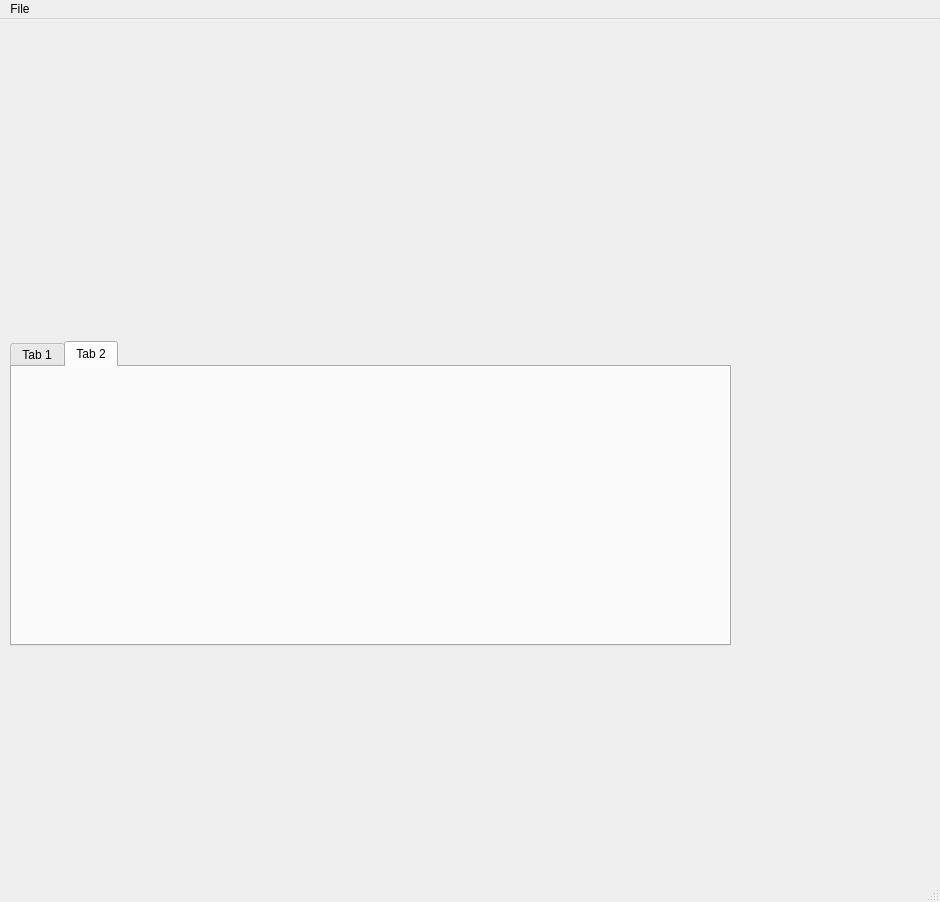
Above: src/analyzer_controller/ui/main_window2.ui from itwitch13/analyzer-controller before the change. Below: the same form after it.
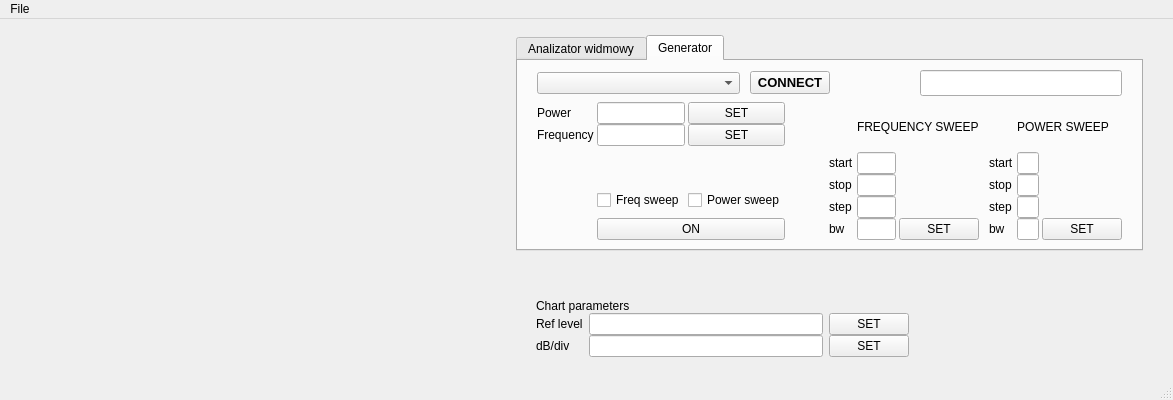
That is the form after the change. The open tabs and pages were chosen to show the change. Custom widgets are drawn as their Qt base class.

Commit message: 'Connect' button, 'set' power&frequency sweep - works

What changed in the file:
```diff
--- a/src/analyzer_controller/ui/main_window2.ui
+++ b/src/analyzer_controller/ui/main_window2.ui
@@ -6,13 +6,13 @@
    <rect>
     <x>0</x>
     <y>0</y>
-    <width>940</width>
-    <height>902</height>
+    <width>1173</width>
+    <height>400</height>
    </rect>
   </property>
   <property name="minimumSize">
    <size>
-    <width>800</width>
+    <width>600</width>
     <height>400</height>
    </size>
   </property>
@@ -25,8 +25,8 @@
      <rect>
       <x>10</x>
       <y>7</y>
-      <width>721</width>
-      <height>620</height>
+      <width>1133</width>
+      <height>331</height>
      </rect>
     </property>
     <layout class="QVBoxLayout" name="verticalLayout">
@@ -36,7 +36,7 @@
         <widget class="PlotWidget" name="graphWidget" native="true">
          <property name="minimumSize">
           <size>
-           <width>400</width>
+           <width>500</width>
            <height>300</height>
           </size>
          </property>
@@ -45,36 +45,22 @@
        <item>
         <layout class="QVBoxLayout" name="verticalLayout_2">
          <item>
-          <layout class="QVBoxLayout" name="typeVerticalLayout"/>
-         </item>
-         <item>
-          <spacer name="horizontalSpacer">
-           <property name="orientation">
-            <enum>Qt::Horizontal</enum>
-           </property>
-           <property name="sizeHint" stdset="0">
-            <size>
-             <width>40</width>
-             <height>20</height>
-            </size>
-           </property>
-          </spacer>
-         </item>
-        </layout>
-       </item>
-      </layout>
-     </item>
-     <item>
-      <layout class="QHBoxLayout" name="generatorHorizontalLayout">
+          <layout class="QHBoxLayout" name="parametersHorizontalLayout">
        <property name="topMargin">
         <number>9</number>
        </property>
        <item>
         <widget class="QTabWidget" name="tabWidget">
+             <property name="sizePolicy">
+              <sizepolicy hsizetype="Preferred" vsizetype="Fixed">
+               <horstretch>0</horstretch>
+               <verstretch>0</verstretch>
+              </sizepolicy>
+             </property>
          <property name="minimumSize">
           <size>
-           <width>500</width>
-           <height>300</height>
+               <width>0</width>
+               <height>0</height>
           </size>
          </property>
          <property name="currentIndex">
@@ -82,18 +68,89 @@
          </property>
          <widget class="QWidget" name="analyzerTab">
           <attribute name="title">
-           <string>Tab 1</string>
-          </attribute>
-          <widget class="QWidget" name="">
-           <property name="geometry">
-            <rect>
-             <x>10</x>
-             <y>90</y>
-             <width>500</width>
-             <height>89</height>
-            </rect>
-           </property>
-           <layout class="QHBoxLayout" name="parametersHorizontalLayout">
+               <string>Analizator widmowy</string>
+              </attribute>
+              <layout class="QVBoxLayout" name="verticalLayout_5">
+               <item>
+                <layout class="QHBoxLayout" name="analyzerInputHorizontalLayout">
+                 <property name="spacing">
+                  <number>10</number>
+                 </property>
+                 <property name="leftMargin">
+                  <number>10</number>
+                 </property>
+                 <property name="topMargin">
+                  <number>0</number>
+                 </property>
+                 <property name="rightMargin">
+                  <number>10</number>
+                 </property>
+                 <property name="bottomMargin">
+                  <number>0</number>
+                 </property>
+                 <item>
+                  <widget class="QComboBox" name="analyzerComboBox">
+                   <property name="sizePolicy">
+                    <sizepolicy hsizetype="Expanding" vsizetype="Fixed">
+                     <horstretch>0</horstretch>
+                     <verstretch>0</verstretch>
+                    </sizepolicy>
+                   </property>
+                  </widget>
+                 </item>
+                 <item>
+                  <widget class="QPushButton" name="analyzerConnectButton">
+                   <property name="font">
+                    <font>
+                     <pointsize>10</pointsize>
+                     <weight>75</weight>
+                     <bold>true</bold>
+                    </font>
+                   </property>
+                   <property name="text">
+                    <string>CONNECT</string>
+                   </property>
+                  </widget>
+                 </item>
+                 <item>
+                  <spacer name="horizontalSpacer_2">
+                   <property name="orientation">
+                    <enum>Qt::Horizontal</enum>
+                   </property>
+                   <property name="sizeType">
+                    <enum>QSizePolicy::Preferred</enum>
+                   </property>
+                   <property name="sizeHint" stdset="0">
+                    <size>
+                     <width>80</width>
+                     <height>20</height>
+                    </size>
+                   </property>
+                  </spacer>
+                 </item>
+                 <item>
+                  <widget class="QLineEdit" name="analyzerLineEdit">
+                   <property name="sizePolicy">
+                    <sizepolicy hsizetype="Expanding" vsizetype="Fixed">
+                     <horstretch>0</horstretch>
+                     <verstretch>0</verstretch>
+                    </sizepolicy>
+                   </property>
+                   <property name="font">
+                    <font>
+                     <family>MS Reference Sans Serif</family>
+                     <pointsize>10</pointsize>
+                    </font>
+                   </property>
+                   <property name="alignment">
+                    <set>Qt::AlignLeading|Qt::AlignLeft|Qt::AlignVCenter</set>
+                   </property>
+                  </widget>
+                 </item>
+                </layout>
+               </item>
+               <item>
+                <layout class="QHBoxLayout" name="analyzerParamHorizontalLayout">
             <property name="spacing">
              <number>20</number>
             </property>
@@ -110,211 +167,590 @@
              <number>0</number>
             </property>
             <item>
-             <layout class="QVBoxLayout" name="frequencyVerticalLayout">
-              <item>
-               <layout class="QGridLayout" name="gridLayout">
+                  <layout class="QGridLayout" name="analyzatorGridLayout">
                 <property name="verticalSpacing">
                  <number>0</number>
                 </property>
-                <item row="0" column="0">
-                 <widget class="QLabel" name="fstartLabel">
+                   <item row="7" column="2">
+                    <widget class="QCheckBox" name="continouseCheckBox">
                   <property name="text">
-                   <string>f.start</string>
+                      <string>Continuous</string>
                   </property>
                  </widget>
                 </item>
-                <item row="2" column="0">
+                   <item row="4" column="0">
                  <widget class="QLabel" name="fstepLabel">
                   <property name="text">
-                   <string>f.step</string>
+                      <string>step</string>
                   </property>
                  </widget>
                 </item>
-                <item row="2" column="2">
+                   <item row="3" column="2">
+                    <widget class="QLineEdit" name="fstopLineEdit"/>
+                   </item>
+                   <item row="6" column="2">
+                    <widget class="QLabel" name="label_5">
+                     <property name="text">
+                      <string/>
+                     </property>
+                    </widget>
+                   </item>
+                   <item row="4" column="2">
                  <widget class="QLineEdit" name="fstepLineEdit"/>
                 </item>
-                <item row="3" column="2">
+                   <item row="2" column="0">
+                    <widget class="QLabel" name="fstartLabel">
+                     <property name="text">
+                      <string>start</string>
+                     </property>
+                    </widget>
+                   </item>
+                   <item row="7" column="3">
+                    <widget class="QCheckBox" name="singleCheckBox_3">
+                     <property name="text">
+                      <string>Single</string>
+                     </property>
+                    </widget>
+                   </item>
+                   <item row="5" column="3">
+                    <widget class="QPushButton" name="fsetButton">
+                     <property name="text">
+                      <string>SET</string>
+                     </property>
+                    </widget>
+                   </item>
+                   <item row="5" column="0">
+                    <widget class="QLabel" name="fbwLabel">
+                     <property name="text">
+                      <string>bw</string>
+                     </property>
+                    </widget>
+                   </item>
+                   <item row="5" column="2">
                  <widget class="QLineEdit" name="fbwLineEdit"/>
                 </item>
-                <item row="1" column="2">
-                 <widget class="QLineEdit" name="fstopLineEdit"/>
-                </item>
-                <item row="1" column="0">
+                   <item row="3" column="0">
                  <widget class="QLabel" name="fstopLabel">
                   <property name="text">
-                   <string>f.stop</string>
+                      <string>stop</string>
                   </property>
                  </widget>
                 </item>
-                <item row="0" column="2">
+                   <item row="2" column="2">
                  <widget class="QLineEdit" name="fstartLineEdit"/>
                 </item>
-                <item row="3" column="3">
-                 <widget class="QPushButton" name="fsetButton">
+                   <item row="0" column="0">
+                    <widget class="QLabel" name="label_2">
                   <property name="text">
-                   <string>SET</string>
+                      <string>Frequency:</string>
                   </property>
                  </widget>
                 </item>
+                  </layout>
+                 </item>
+                 <item>
+                  <spacer name="horizontalSpacer_5">
+                   <property name="orientation">
+                    <enum>Qt::Horizontal</enum>
+                   </property>
+                   <property name="sizeType">
+                    <enum>QSizePolicy::Preferred</enum>
+                   </property>
+                   <property name="sizeHint" stdset="0">
+                    <size>
+                     <width>500</width>
+                     <height>120</height>
+                    </size>
+                   </property>
+                  </spacer>
+                 </item>
+                </layout>
+               </item>
+              </layout>
+             </widget>
+             <widget class="QWidget" name="generatorTab">
+              <attribute name="title">
+               <string>Generator</string>
+              </attribute>
+              <layout class="QVBoxLayout" name="verticalLayout_4">
+               <item>
+                <layout class="QHBoxLayout" name="generatorInputHorizontalLayout">
+                 <property name="spacing">
+                  <number>10</number>
+                 </property>
+                 <property name="leftMargin">
+                  <number>10</number>
+                 </property>
+                 <property name="topMargin">
+                  <number>0</number>
+                 </property>
+                 <property name="rightMargin">
+                  <number>10</number>
+                 </property>
+                 <property name="bottomMargin">
+                  <number>0</number>
+                 </property>
+                 <item>
+                  <widget class="QComboBox" name="generatorComboBox">
+                   <property name="sizePolicy">
+                    <sizepolicy hsizetype="Expanding" vsizetype="Fixed">
+                     <horstretch>0</horstretch>
+                     <verstretch>0</verstretch>
+                    </sizepolicy>
+                   </property>
+                  </widget>
+                 </item>
+                 <item>
+                  <widget class="QPushButton" name="generatorConnectButton">
+                   <property name="font">
+                    <font>
+                     <pointsize>10</pointsize>
+                     <weight>75</weight>
+                     <bold>true</bold>
+                    </font>
+                   </property>
+                   <property name="text">
+                    <string>CONNECT</string>
+                   </property>
+                  </widget>
+                 </item>
+                 <item>
+                  <spacer name="horizontalSpacer_3">
+                   <property name="orientation">
+                    <enum>Qt::Horizontal</enum>
+                   </property>
+                   <property name="sizeType">
+                    <enum>QSizePolicy::Preferred</enum>
+                   </property>
+                   <property name="sizeHint" stdset="0">
+                    <size>
+                     <width>80</width>
+                     <height>20</height>
+                    </size>
+                   </property>
+                  </spacer>
+                 </item>
+                 <item>
+                  <widget class="QLineEdit" name="generatorLineEdit">
+                   <property name="sizePolicy">
+                    <sizepolicy hsizetype="Expanding" vsizetype="Fixed">
+                     <horstretch>0</horstretch>
+                     <verstretch>0</verstretch>
+                    </sizepolicy>
+                   </property>
+                   <property name="font">
+                    <font>
+                     <family>MS Reference Sans Serif</family>
+                     <pointsize>10</pointsize>
+                    </font>
+                   </property>
+                   <property name="alignment">
+                    <set>Qt::AlignLeading|Qt::AlignLeft|Qt::AlignVCenter</set>
+                   </property>
+                  </widget>
+                 </item>
+                </layout>
+               </item>
+               <item>
+                <layout class="QHBoxLayout" name="generatorParamHorizontalLayout">
+                 <property name="spacing">
+                  <number>10</number>
+                 </property>
+                 <property name="sizeConstraint">
+                  <enum>QLayout::SetDefaultConstraint</enum>
+                 </property>
+                 <property name="leftMargin">
+                  <number>10</number>
+                 </property>
+                 <property name="topMargin">
+                  <number>0</number>
+                 </property>
+                 <property name="rightMargin">
+                  <number>10</number>
+                 </property>
+                 <property name="bottomMargin">
+                  <number>0</number>
+                 </property>
+                 <item>
+                  <layout class="QGridLayout" name="generatorGridLayout">
+                   <property name="sizeConstraint">
+                    <enum>QLayout::SetDefaultConstraint</enum>
+                   </property>
+                   <property name="topMargin">
+                    <number>0</number>
+                   </property>
+                   <property name="bottomMargin">
+                    <number>0</number>
+                   </property>
+                   <property name="horizontalSpacing">
+                    <number>3</number>
+                   </property>
+                   <property name="verticalSpacing">
+                    <number>0</number>
+                   </property>
+                   <item row="8" column="0">
+                    <widget class="QLabel" name="label_7">
+                     <property name="text">
+                      <string/>
+                     </property>
+                    </widget>
+                   </item>
                 <item row="3" column="0">
-                 <widget class="QLabel" name="fbwLabel">
+                    <widget class="QLabel" name="freqLabel">
                   <property name="text">
-                   <string>f.bw</string>
+                      <string>Frequency</string>
                   </property>
                  </widget>
                 </item>
-               </layout>
-              </item>
+                   <item row="2" column="0">
+                    <widget class="QLabel" name="powerLabel">
+                     <property name="text">
+                      <string>Power</string>
+                     </property>
+                    </widget>
+                   </item>
+                   <item row="3" column="1">
+                    <widget class="QLineEdit" name="genFreqLineEdit"/>
+                   </item>
+                   <item row="2" column="1">
+                    <widget class="QLineEdit" name="genPowerLineEdit">
+                     <property name="sizePolicy">
+                      <sizepolicy hsizetype="Preferred" vsizetype="Fixed">
+                       <horstretch>20</horstretch>
+                       <verstretch>0</verstretch>
+                      </sizepolicy>
+                     </property>
+                    </widget>
+                   </item>
+                   <item row="6" column="0">
+                    <widget class="QLabel" name="label_6">
+                     <property name="text">
+                      <string/>
+                     </property>
+                    </widget>
+                   </item>
+                   <item row="7" column="2">
+                    <widget class="QCheckBox" name="psweepCheckBox">
+                     <property name="sizePolicy">
+                      <sizepolicy hsizetype="Minimum" vsizetype="Preferred">
+                       <horstretch>0</horstretch>
+                       <verstretch>0</verstretch>
+                      </sizepolicy>
+                     </property>
+                     <property name="minimumSize">
+                      <size>
+                       <width>0</width>
+                       <height>20</height>
+                      </size>
+                     </property>
+                     <property name="text">
+                      <string>Power sweep</string>
+                     </property>
+                    </widget>
+                   </item>
+                   <item row="3" column="2">
+                    <widget class="QPushButton" name="genFreqButton">
+                     <property name="text">
+                      <string>SET</string>
+                     </property>
+                    </widget>
+                   </item>
+                   <item row="2" column="2">
+                    <widget class="QPushButton" name="genPowerButton">
+                     <property name="text">
+                      <string>SET</string>
+                     </property>
+                    </widget>
+                   </item>
+                   <item row="7" column="1">
+                    <widget class="QCheckBox" name="fsweepCheckBox">
+                     <property name="sizePolicy">
+                      <sizepolicy hsizetype="Minimum" vsizetype="Preferred">
+                       <horstretch>0</horstretch>
+                       <verstretch>0</verstretch>
+                      </sizepolicy>
+                     </property>
+                     <property name="minimumSize">
+                      <size>
+                       <width>0</width>
+                       <height>20</height>
+                      </size>
+                     </property>
+                     <property name="text">
+                      <string>Freq sweep</string>
+                     </property>
+                    </widget>
+                   </item>
+                   <item row="8" column="1" colspan="2">
+                    <widget class="QPushButton" name="genOnButton">
+                     <property name="text">
+                      <string>ON</string>
+                     </property>
+                    </widget>
+                   </item>
+                  </layout>
+                 </item>
+                 <item>
+                  <spacer name="horizontalSpacer_6">
+                   <property name="orientation">
+                    <enum>Qt::Horizontal</enum>
+                   </property>
+                   <property name="sizeType">
+                    <enum>QSizePolicy::Preferred</enum>
+                   </property>
+                   <property name="sizeHint" stdset="0">
+                    <size>
+                     <width>200</width>
+                     <height>20</height>
+                    </size>
+                   </property>
+                  </spacer>
+                 </item>
+                 <item>
+                  <layout class="QGridLayout" name="psweepGridLayout">
+                   <property name="horizontalSpacing">
+                    <number>3</number>
+                   </property>
+                   <property name="verticalSpacing">
+                    <number>0</number>
+                   </property>
+                   <item row="1" column="0">
+                    <widget class="QLabel" name="fstartLabel_2">
+                     <property name="text">
+                      <string>start</string>
+                     </property>
+                    </widget>
+                   </item>
+                   <item row="2" column="0">
+                    <widget class="QLabel" name="fstopLabel_2">
+                     <property name="text">
+                      <string>stop</string>
+                     </property>
+                    </widget>
+                   </item>
+                   <item row="4" column="0">
+                    <widget class="QLabel" name="fbwLabel_2">
+                     <property name="text">
+                      <string>bw</string>
+                     </property>
+                    </widget>
+                   </item>
+                   <item row="3" column="2">
+                    <widget class="QLineEdit" name="fstepLineEdit_2"/>
+                   </item>
+                   <item row="4" column="2">
+                    <widget class="QLineEdit" name="fbwLineEdit_2"/>
+                   </item>
+                   <item row="2" column="2">
+                    <widget class="QLineEdit" name="fstopLineEdit_2"/>
+                   </item>
+                   <item row="0" column="2" colspan="2">
+                    <widget class="QLabel" name="label_4">
+                     <property name="layoutDirection">
+                      <enum>Qt::LeftToRight</enum>
+                     </property>
+                     <property name="text">
+                      <string>FREQUENCY SWEEP</string>
+                     </property>
+                    </widget>
+                   </item>
+                   <item row="3" column="0">
+                    <widget class="QLabel" name="fstepLabel_2">
+                     <property name="text">
+                      <string>step</string>
+                     </property>
+                    </widget>
+                   </item>
+                   <item row="1" column="2">
+                    <widget class="QLineEdit" name="fstartLineEdit_2">
+                     <property name="enabled">
+                      <bool>true</bool>
+                     </property>
+                    </widget>
+                   </item>
+                   <item row="4" column="3">
+                    <widget class="QPushButton" name="fsetButton_2">
+                     <property name="text">
+                      <string>SET</string>
+                     </property>
+                    </widget>
+                   </item>
              </layout>
             </item>
             <item>
-             <layout class="QVBoxLayout" name="refVerticalLayout">
-              <property name="spacing">
+                  <layout class="QGridLayout" name="fsweepGridLayout">
+                   <property name="leftMargin">
                <number>0</number>
               </property>
+                   <property name="horizontalSpacing">
+                    <number>3</number>
+                   </property>
+                   <property name="verticalSpacing">
+                    <number>0</number>
+                   </property>
+                   <item row="2" column="2">
+                    <widget class="QLineEdit" name="fstopLineEdit_3"/>
+                   </item>
+                   <item row="1" column="2">
+                    <widget class="QLineEdit" name="fstartLineEdit_3"/>
+                   </item>
+                   <item row="4" column="2">
+                    <widget class="QLineEdit" name="fbwLineEdit_3"/>
+                   </item>
+                   <item row="3" column="2">
+                    <widget class="QLineEdit" name="fstepLineEdit_3"/>
+                   </item>
+                   <item row="4" column="3">
+                    <widget class="QPushButton" name="fsetButton_3">
+                     <property name="text">
+                      <string>SET</string>
+                     </property>
+                    </widget>
+                   </item>
+                   <item row="0" column="2" colspan="2">
+                    <widget class="QLabel" name="label_3">
+                     <property name="layoutDirection">
+                      <enum>Qt::LeftToRight</enum>
+                     </property>
+                     <property name="text">
+                      <string>POWER SWEEP</string>
+                     </property>
+                    </widget>
+                   </item>
+                   <item row="1" column="0" colspan="2">
+                    <widget class="QLabel" name="fstartLabel_3">
+                     <property name="text">
+                      <string>start</string>
+                     </property>
+                    </widget>
+                   </item>
+                   <item row="2" column="0" colspan="2">
+                    <widget class="QLabel" name="fstopLabel_3">
+                     <property name="text">
+                      <string>stop</string>
+                     </property>
+                    </widget>
+                   </item>
+                   <item row="3" column="0" colspan="2">
+                    <widget class="QLabel" name="fstepLabel_3">
+                     <property name="text">
+                      <string>step</string>
+                     </property>
+                    </widget>
+                   </item>
+                   <item row="4" column="0" colspan="2">
+                    <widget class="QLabel" name="fbwLabel_3">
+                     <property name="text">
+                      <string>bw</string>
+                     </property>
+                    </widget>
+                   </item>
+                  </layout>
+                 </item>
+                </layout>
+               </item>
+              </layout>
+             </widget>
+            </widget>
+           </item>
+          </layout>
+         </item>
               <item>
                <layout class="QGridLayout" name="gridLayout_2">
+           <property name="sizeConstraint">
+            <enum>QLayout::SetFixedSize</enum>
+           </property>
+           <property name="leftMargin">
+            <number>20</number>
+           </property>
                 <property name="topMargin">
                  <number>0</number>
                 </property>
+           <property name="rightMargin">
+            <number>0</number>
+           </property>
                 <property name="bottomMargin">
                  <number>0</number>
                 </property>
                 <property name="verticalSpacing">
                  <number>0</number>
                 </property>
-                <item row="2" column="0">
+           <item row="3" column="0">
                  <widget class="QLabel" name="dbLabel">
                   <property name="text">
                    <string>dB/div</string>
                   </property>
                  </widget>
                 </item>
-                <item row="1" column="0">
+           <item row="2" column="0">
                  <widget class="QLabel" name="refLabel">
                   <property name="text">
                    <string>Ref level</string>
                   </property>
                  </widget>
                 </item>
-                <item row="1" column="1">
-                 <widget class="QLineEdit" name="refLineEdit"/>
-                </item>
-                <item row="2" column="1">
+           <item row="3" column="1">
                  <widget class="QLineEdit" name="dbLineEdit"/>
                 </item>
-                <item row="1" column="2">
-                 <widget class="QPushButton" name="refButton">
-                  <property name="text">
-                   <string>SET</string>
-                  </property>
-                 </widget>
-                </item>
-                <item row="2" column="2">
+           <item row="2" column="1">
+            <widget class="QLineEdit" name="refLineEdit"/>
+           </item>
+           <item row="3" column="2">
                  <widget class="QPushButton" name="dbButton">
                   <property name="text">
                    <string>SET</string>
                   </property>
                  </widget>
                 </item>
-                <item row="3" column="1">
-                 <widget class="QCheckBox" name="singleCheckBox">
-                  <property name="text">
-                   <string>Single</string>
-                  </property>
-                 </widget>
-                </item>
-                <item row="3" column="2">
-                 <widget class="QCheckBox" name="continuousCheckBox">
-                  <property name="text">
-                   <string>Continuous</string>
-                  </property>
-                 </widget>
-                </item>
-                <item row="3" column="0">
-                 <widget class="QLabel" name="triggerLabel">
-                  <property name="text">
-                   <string>TRIGGER</string>
-                  </property>
-                 </widget>
-                </item>
-                <item row="0" column="0" colspan="3">
+           <item row="1" column="0" colspan="3">
                  <widget class="QLabel" name="label">
                   <property name="layoutDirection">
                    <enum>Qt::LeftToRight</enum>
                   </property>
                   <property name="text">
-                   <string>Parametry</string>
+              <string>Chart parameters</string>
                   </property>
                  </widget>
                 </item>
-               </layout>
-              </item>
-             </layout>
-            </item>
-           </layout>
-          </widget>
-          <widget class="QWidget" name="">
-           <property name="geometry">
-            <rect>
-             <x>10</x>
-             <y>10</y>
-             <width>501</width>
-             <height>54</height>
-            </rect>
-           </property>
-           <layout class="QHBoxLayout" name="inputHorizontalLayout">
-            <property name="spacing">
-             <number>10</number>
-            </property>
-            <property name="leftMargin">
-             <number>10</number>
-            </property>
-            <property name="topMargin">
-             <number>20</number>
-            </property>
-            <property name="rightMargin">
-             <number>10</number>
-            </property>
-            <property name="bottomMargin">
-             <number>10</number>
-            </property>
-            <item>
-             <widget class="QLineEdit" name="addressLineEdit">
-              <property name="font">
-               <font>
-                <family>MS Reference Sans Serif</family>
-                <pointsize>10</pointsize>
-               </font>
-              </property>
-              <property name="alignment">
-               <set>Qt::AlignLeading|Qt::AlignLeft|Qt::AlignVCenter</set>
-              </property>
-             </widget>
-            </item>
-            <item>
-             <widget class="QPushButton" name="addressButton">
-              <property name="font">
-               <font>
-                <pointsize>10</pointsize>
-                <weight>75</weight>
-                <bold>true</bold>
-               </font>
-              </property>
+           <item row="2" column="3">
+            <spacer name="horizontalSpacer">
+             <property name="orientation">
+              <enum>Qt::Horizontal</enum>
+             </property>
+             <property name="sizeType">
+              <enum>QSizePolicy::Expanding</enum>
+             </property>
+             <property name="sizeHint" stdset="0">
+              <size>
+               <width>40</width>
+               <height>20</height>
+              </size>
+             </property>
+            </spacer>
+           </item>
+           <item row="2" column="2">
+            <widget class="QPushButton" name="refButton">
               <property name="text">
-               <string>CONNECT</string>
+              <string>SET</string>
               </property>
              </widget>
             </item>
-           </layout>
-          </widget>
-         </widget>
-         <widget class="QWidget" name="generatorTab">
-          <attribute name="title">
-           <string>Tab 2</string>
-          </attribute>
-         </widget>
-        </widget>
+           <item row="0" column="0">
+            <spacer name="verticalSpacer">
+             <property name="orientation">
+              <enum>Qt::Vertical</enum>
+             </property>
+             <property name="sizeHint" stdset="0">
+              <size>
+               <width>20</width>
+               <height>40</height>
+              </size>
+             </property>
+            </spacer>
+           </item>
+          </layout>
+         </item>
+        </layout>
        </item>
       </layout>
      </item>
@@ -326,7 +762,7 @@
     <rect>
      <x>0</x>
      <y>0</y>
-     <width>940</width>
+     <width>1173</width>
      <height>21</height>
     </rect>
    </property>
```
Lines whose indentation alone changed are shown as unchanged. The commit also changes 9 other files.
